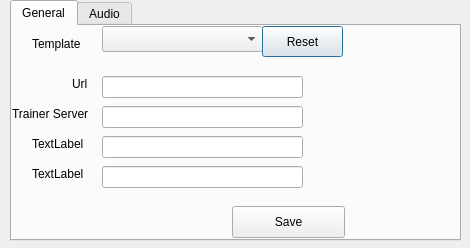
seven1240/trainer-studio-opensource, file SettingsDialog.ui: the form before one commit.
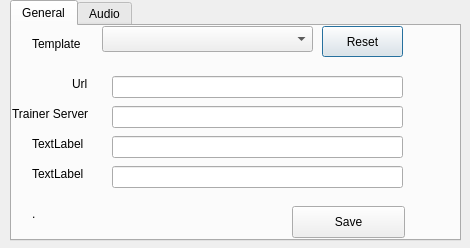
The form after the commit.

Patch:
```diff
--- a/SettingsDialog.ui
+++ b/SettingsDialog.ui
@@ -50,7 +50,7 @@
       <rect>
        <x>90</x>
        <y>0</y>
-       <width>161</width>
+       <width>211</width>
        <height>26</height>
       </rect>
      </property>
@@ -58,9 +58,9 @@
     <widget class="QLineEdit" name="leURL">
      <property name="geometry">
       <rect>
-       <x>90</x>
+       <x>100</x>
        <y>50</y>
-       <width>201</width>
+       <width>291</width>
        <height>22</height>
       </rect>
      </property>
@@ -68,9 +68,9 @@
     <widget class="QLineEdit" name="leServer">
      <property name="geometry">
       <rect>
-       <x>90</x>
+       <x>100</x>
        <y>80</y>
-       <width>201</width>
+       <width>291</width>
        <height>22</height>
       </rect>
      </property>
@@ -78,9 +78,9 @@
     <widget class="QLineEdit" name="lineEdit_3">
      <property name="geometry">
       <rect>
-       <x>90</x>
+       <x>100</x>
        <y>110</y>
-       <width>201</width>
+       <width>291</width>
        <height>22</height>
       </rect>
      </property>
@@ -88,9 +88,9 @@
     <widget class="QLineEdit" name="lineEdit_4">
      <property name="geometry">
       <rect>
-       <x>90</x>
+       <x>100</x>
        <y>140</y>
-       <width>201</width>
+       <width>291</width>
        <height>22</height>
       </rect>
      </property>
@@ -98,7 +98,7 @@
     <widget class="QPushButton" name="pushButton">
      <property name="geometry">
       <rect>
-       <x>250</x>
+       <x>310</x>
        <y>0</y>
        <width>81</width>
        <height>31</height>
@@ -163,7 +163,7 @@
     <widget class="QPushButton" name="pbSaveGeneral">
      <property name="geometry">
       <rect>
-       <x>220</x>
+       <x>280</x>
        <y>180</y>
        <width>113</width>
        <height>32</height>
@@ -173,6 +173,19 @@
       <string>Save</string>
      </property>
     </widget>
+    <widget class="QLabel" name="lbMessage">
+     <property name="geometry">
+      <rect>
+       <x>20</x>
+       <y>180</y>
+       <width>241</width>
+       <height>16</height>
+      </rect>
+     </property>
+     <property name="text">
+      <string>.</string>
+     </property>
+    </widget>
    </widget>
    <widget class="QWidget" name="tabSip">
     <attribute name="title">
```
